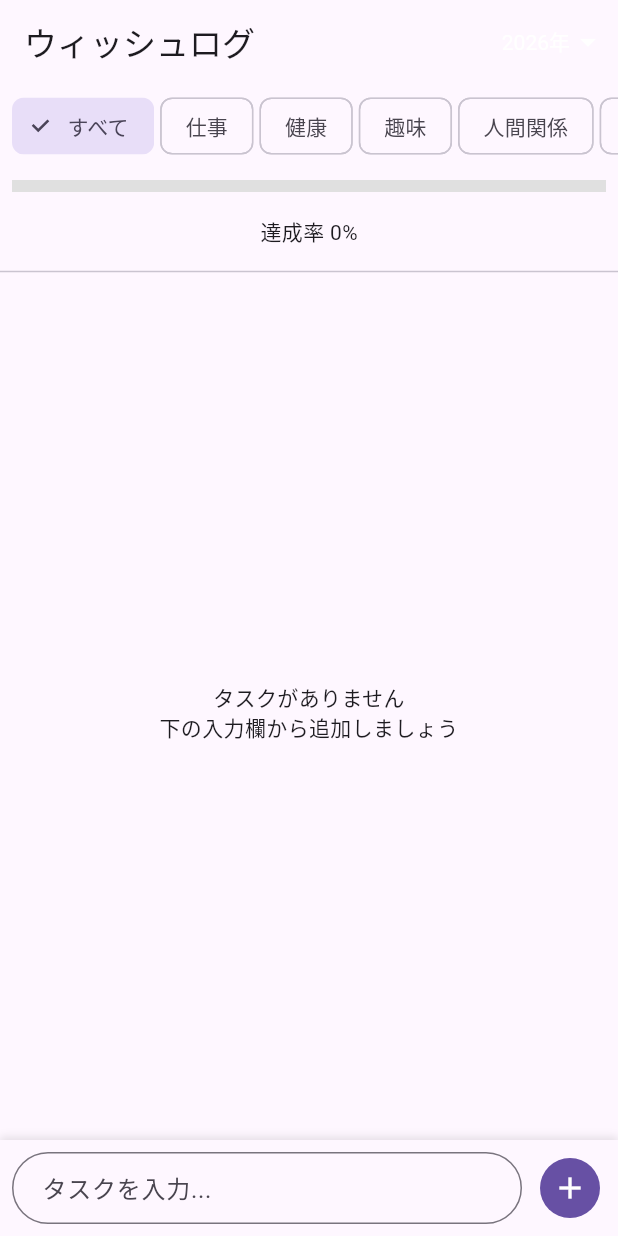
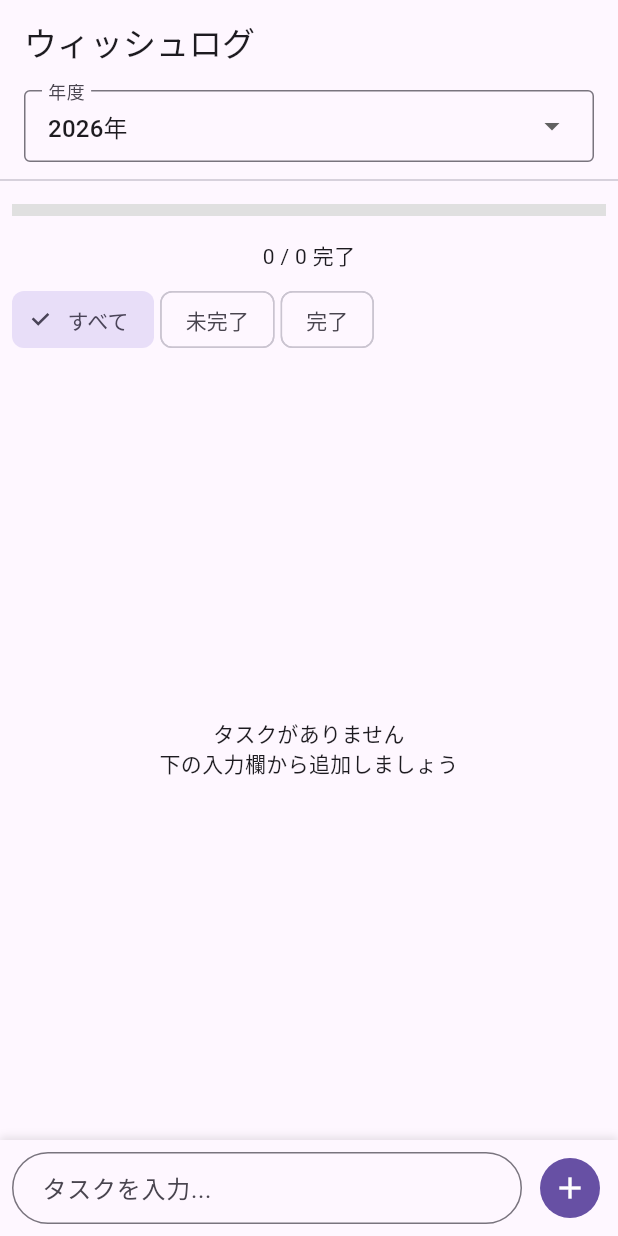
Before and after one commit to Nakai4s/WishLog, a Flutter app: the screen it shows after launch, after a tap on the "add" icon, on a phone screen of 412 x 824 dp. Run offline on Flutter 3.47's test engine with Material 3 defaults, Android fonts, the phone set to English and light mode, and no system bars; our stand-ins replace flutter_riverpod, hive; accounts and stored records are empty.

Commit message:
remove categories, add status filter, fix bugs
- Remove category feature (model, provider, UI)
- Add status filter (all / incomplete / completed)
- Show completion count instead of percentage
- Fix migration not updating UI after completion
- Fix year dropdown not syncing with state
- Fix whitespace-only task names being accepted

Co-Authored-By: Claude Opus 4.5 <noreply@anthropic.com>

```diff
--- a/lib/models/task.dart
+++ b/lib/models/task.dart
@@ -1,5 +1,4 @@
 import 'package:hive/hive.dart';
-import 'category.dart';
 
 part 'task.g.dart';
 
@@ -13,15 +12,12 @@ class Task {
   final bool isCompleted;
   @HiveField(3)
   final int? year;
-  @HiveField(4)
-  final TaskCategory? category;
 
   Task({
     required this.id,
     required this.title,
     this.isCompleted = false,
     this.year,
-    this.category,
   });
 
   Task copyWith({
@@ -29,14 +25,12 @@ class Task {
     String? title,
     bool? isCompleted,
     int? year,
-    TaskCategory? category,
   }) {
     return Task(
       id: id ?? this.id,
       title: title ?? this.title,
       isCompleted: isCompleted ?? this.isCompleted,
       year: year ?? this.year,
-      category: category ?? this.category,
     );
   }
 }
--- a/lib/providers/category_provider.dart
+++ /dev/null
@@ -1,18 +0,0 @@
-import 'package:flutter_riverpod/flutter_riverpod.dart';
-import '../models/category.dart';
-
-// 選択中のカテゴリフィルター（nullは「すべて」を意味する）
-final selectedCategoryProvider =
-    NotifierProvider<SelectedCategoryNotifier, TaskCategory?>(
-        SelectedCategoryNotifier.new);
-
-class SelectedCategoryNotifier extends Notifier<TaskCategory?> {
-  @override
-  TaskCategory? build() {
-    return null;
-  }
-
-  void setCategory(TaskCategory? category) {
-    state = category;
-  }
-}
--- a/lib/providers/wishlist_provider.dart
+++ b/lib/providers/wishlist_provider.dart
@@ -1,11 +1,25 @@
 import 'package:flutter_riverpod/flutter_riverpod.dart';
 import 'package:uuid/uuid.dart';
 import '../models/task.dart';
-import '../models/category.dart';
 import '../models/wishlist.dart';
 import 'package:hive/hive.dart';
 import 'year_provider.dart';
-import 'category_provider.dart';
+
+// ステータスフィルター
+enum StatusFilter { all, incomplete, completed }
+
+final statusFilterProvider =
+    NotifierProvider<StatusFilterNotifier, StatusFilter>(
+        StatusFilterNotifier.new);
+
+class StatusFilterNotifier extends Notifier<StatusFilter> {
+  @override
+  StatusFilter build() => StatusFilter.all;
+
+  void setFilter(StatusFilter filter) {
+    state = filter;
+  }
+}
 
 final wishListProvider =
     NotifierProvider<WishListNotifier, List<WishList>>(WishListNotifier.new);
@@ -17,30 +31,37 @@ final currentYearWishListProvider = Provider<WishList?>((ref) {
 
   if (wishLists.isEmpty || selectedYear == null) return null;
 
-  // 選択中の年度のウィッシュリストを探す
   return wishLists.cast<WishList?>().firstWhere(
         (w) => w?.year == selectedYear,
         orElse: () => null,
       );
 });
 
-// カテゴリでフィルタリングされたタスク一覧
-final filteredTasksProvider = Provider<List<Task>>((ref) {
+// 年度の全タスク（ステータスフィルター前）
+final yearTasksProvider = Provider<List<Task>>((ref) {
   final wish = ref.watch(currentYearWishListProvider);
   if (wish == null) return [];
-
-  final selectedCategory = ref.watch(selectedCategoryProvider);
-
-  if (selectedCategory == null) {
-    return wish.tasks;
-  }
-
-  return wish.tasks.where((task) => task.category == selectedCategory).toList();
+  return wish.tasks;
 });
 
-// フィルター後の達成率
+// ステータスフィルター適用後のタスク一覧
+final filteredTasksProvider = Provider<List<Task>>((ref) {
+  final tasks = ref.watch(yearTasksProvider);
+  final statusFilter = ref.watch(statusFilterProvider);
+
+  switch (statusFilter) {
+    case StatusFilter.all:
+      return tasks;
+    case StatusFilter.incomplete:
+      return tasks.where((t) => !t.isCompleted).toList();
+    case StatusFilter.completed:
+      return tasks.where((t) => t.isCompleted).toList();
+  }
+});
+
+// 達成率（年度全体ベース）
 final filteredCompletionRateProvider = Provider<double>((ref) {
-  final tasks = ref.watch(filteredTasksProvider);
+  final tasks = ref.watch(yearTasksProvider);
   if (tasks.isEmpty) return 0.0;
   final completedCount = tasks.where((t) => t.isCompleted).length;
   return completedCount / tasks.length;
@@ -60,10 +81,10 @@ class WishListNotifier extends Notifier<List<WishList>> {
   // 旧データのマイグレーション（yearがnullのウィッシュリストを処理）
   Future<void> _migrateOldData() async {
     final currentYear = DateTime.now().year;
+    var migrated = false;
 
     for (final wish in _box.values.toList()) {
       if (wish.year == null) {
-        // 旧データの場合、タスクを年度ごとに振り分け
         final tasksByYear = <int, List<Task>>{};
 
         for (final task in wish.tasks) {
@@ -71,7 +92,6 @@ class WishListNotifier extends Notifier<List<WishList>> {
           tasksByYear.putIfAbsent(taskYear, () => []).add(task);
         }
 
-        // 各年度のウィッシュリストを作成
         for (final entry in tasksByYear.entries) {
           final yearWishId = 'wishlist-${entry.key}';
           var yearWish = _box.get(yearWishId);
@@ -90,13 +110,16 @@ class WishListNotifier extends Notifier<List<WishList>> {
           }
         }
 
-        // 旧ウィッシュリストを削除
         await _box.delete(wish.id);
+        migrated = true;
       }
+    }
+
+    if (migrated) {
+      _updateState();
     }
   }
 
-  // 指定年度のウィッシュリストを取得（なければ作成）
   Future<WishList> getOrCreateYearWishList(int year) async {
     final wishId = 'wishlist-$year';
     var wish = _box.get(wishId);
@@ -115,32 +138,24 @@ class WishListNotifier extends Notifier<List<WishList>> {
     return wish;
   }
 
-  // 状態を更新
   void _updateState() {
     state = _box.values
         .map((w) => w.copyWith(tasks: List<Task>.from(w.tasks)))
         .toList();
   }
 
-  // タスクを追加
-  Future<void> addTask(
-    String taskTitle, {
-    required int year,
-    TaskCategory? category,
-  }) async {
+  Future<void> addTask(String taskTitle, {required int year}) async {
     final wish = await getOrCreateYearWishList(year);
     final task = Task(
       id: _uuid.v4(),
       title: taskTitle,
       year: year,
-      category: category,
     );
     wish.tasks = [...wish.tasks, task];
     await wish.save();
     _updateState();
   }
 
-  // タスクの完了状態をトグル
   Future<void> toggleTaskComplete(String taskId, int year) async {
     final wishId = 'wishlist-$year';
     final wish = _box.get(wishId);
@@ -155,7 +170,6 @@ class WishListNotifier extends Notifier<List<WishList>> {
     _updateState();
   }
 
-  // タスクを削除
   Future<void> removeTask(String taskId, int year) async {
     final wishId = 'wishlist-$year';
     final wish = _box.get(wishId);
--- a/lib/screens/home_screen.dart
+++ b/lib/screens/home_screen.dart
@@ -1,10 +1,8 @@
 // lib/screens/home_screen.dart
 import 'package:flutter/material.dart';
 import 'package:flutter_riverpod/flutter_riverpod.dart';
-import '../models/category.dart';
 import '../providers/wishlist_provider.dart';
 import '../providers/year_provider.dart';
-import '../providers/category_provider.dart';
 import '../widgets/task_tile.dart';
 
 class HomeScreen extends ConsumerStatefulWidget {
@@ -24,18 +22,17 @@ class _HomeScreenState extends ConsumerState<HomeScreen> {
   }
 
   void _addTask() {
-    if (_taskController.text.isEmpty) return;
+    final title = _taskController.text.trim();
+    if (title.isEmpty) return;
 
     final notifier = ref.read(wishListProvider.notifier);
     final selectedYear = ref.read(selectedYearProvider);
-    final selectedCategory = ref.read(selectedCategoryProvider);
 
     if (selectedYear == null) return;
 
     notifier.addTask(
-      _taskController.text,
+      title,
       year: selectedYear,
-      category: selectedCategory,
     );
     _taskController.clear();
   }
@@ -44,22 +41,32 @@ class _HomeScreenState extends ConsumerState<HomeScreen> {
   Widget build(BuildContext context) {
     final notifier = ref.read(wishListProvider.notifier);
     final filteredTasks = ref.watch(filteredTasksProvider);
+    final yearTasks = ref.watch(yearTasksProvider);
     final completionRate = ref.watch(filteredCompletionRateProvider);
     final selectedYear = ref.watch(selectedYearProvider);
-    final selectedCategory = ref.watch(selectedCategoryProvider);
     final availableYears = ref.watch(availableYearsProvider);
+    final statusFilter = ref.watch(statusFilterProvider);
 
     return Scaffold(
       appBar: AppBar(
         title: const Text('ウィッシュログ'),
-        actions: [
+      ),
+      body: Column(
+        children: [
           // 年度選択ドロップダウン
-          DropdownButton<int>(
+          Padding(
+            padding: const EdgeInsets.symmetric(horizontal: 16, vertical: 4),
+            child: InputDecorator(
+              decoration: const InputDecoration(
+                labelText: '年度',
+                border: OutlineInputBorder(),
+                contentPadding: EdgeInsets.symmetric(horizontal: 12, vertical: 4),
+              ),
+              child: DropdownButtonHideUnderline(
+                child: DropdownButton<int>(
                   value: selectedYear ?? DateTime.now().year,
-            underline: const SizedBox(),
-            icon: const Icon(Icons.arrow_drop_down, color: Colors.white),
-            dropdownColor: Theme.of(context).primaryColor,
-            style: const TextStyle(color: Colors.white),
+                  isDense: true,
+                  isExpanded: true,
                   items: availableYears.map((year) => DropdownMenuItem<int>(
                         value: year,
                         child: Text('$year年'),
@@ -70,39 +77,10 @@ class _HomeScreenState extends ConsumerState<HomeScreen> {
                     }
                   },
                 ),
-          const SizedBox(width: 8),
-        ],
-      ),
-      body: Column(
-        children: [
-          // カテゴリフィルター
-          SingleChildScrollView(
-            scrollDirection: Axis.horizontal,
-            padding: const EdgeInsets.symmetric(horizontal: 8, vertical: 4),
-            child: Row(
-              children: [
-                FilterChip(
-                  label: const Text('すべて'),
-                  selected: selectedCategory == null,
-                  onSelected: (_) {
-                    ref.read(selectedCategoryProvider.notifier).setCategory(null);
-                  },
-                ),
-                const SizedBox(width: 4),
-                ...TaskCategory.values.map((category) => Padding(
-                      padding: const EdgeInsets.only(right: 4),
-                      child: FilterChip(
-                        label: Text(category.displayName),
-                        selected: selectedCategory == category,
-                        onSelected: (_) {
-                          ref.read(selectedCategoryProvider.notifier).setCategory(
-                              selectedCategory == category ? null : category);
-                        },
-                      ),
-                    )),
-              ],
               ),
             ),
+          ),
+          const Divider(),
 
           // 進捗バー部分
           Padding(
@@ -117,11 +95,42 @@ class _HomeScreenState extends ConsumerState<HomeScreen> {
           Padding(
             padding: const EdgeInsets.all(8.0),
             child: Text(
-              '達成率 ${(completionRate * 100).toStringAsFixed(0)}%',
+              '${yearTasks.where((t) => t.isCompleted).length} / ${yearTasks.length} 完了',
               style: Theme.of(context).textTheme.bodyMedium,
             ),
           ),
-          const Divider(),
+
+          // ステータスフィルター
+          Padding(
+            padding: const EdgeInsets.symmetric(horizontal: 8),
+            child: Row(
+              children: [
+                FilterChip(
+                  label: const Text('すべて'),
+                  selected: statusFilter == StatusFilter.all,
+                  onSelected: (_) {
+                    ref.read(statusFilterProvider.notifier).setFilter(StatusFilter.all);
+                  },
+                ),
+                const SizedBox(width: 4),
+                FilterChip(
+                  label: const Text('未完了'),
+                  selected: statusFilter == StatusFilter.incomplete,
+                  onSelected: (_) {
+                    ref.read(statusFilterProvider.notifier).setFilter(StatusFilter.incomplete);
+                  },
+                ),
+                const SizedBox(width: 4),
+                FilterChip(
+                  label: const Text('完了'),
+                  selected: statusFilter == StatusFilter.completed,
+                  onSelected: (_) {
+                    ref.read(statusFilterProvider.notifier).setFilter(StatusFilter.completed);
+                  },
+                ),
+              ],
+            ),
+          ),
 
           // タスク一覧
           Expanded(
```
Also changed, not shown: lib/widgets/task_tile.dart (+5 -42 lines), lib/models/task.g.dart. Lines whose indentation alone changed are shown as unchanged.
